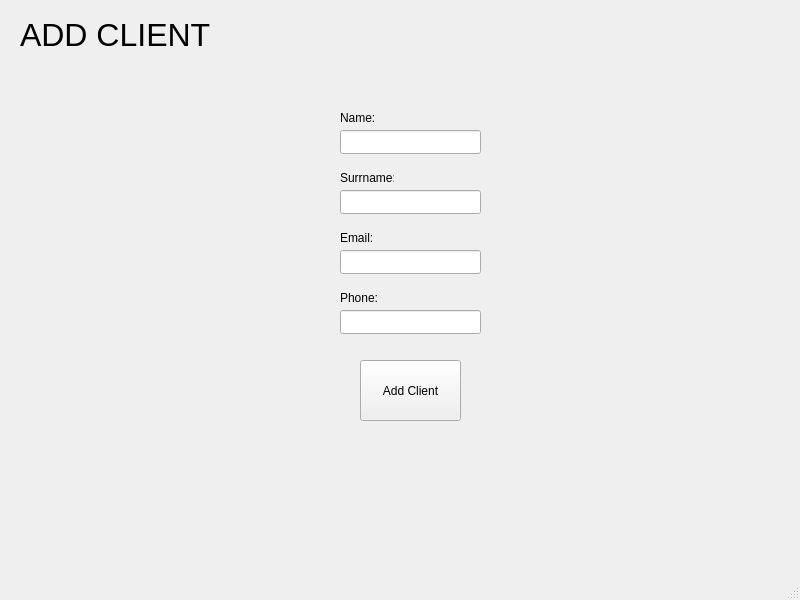
The window that addclient.ui (sluchson/Projekt-Studia-HotelSystem) describes before a commit, drawn with Qt 5.
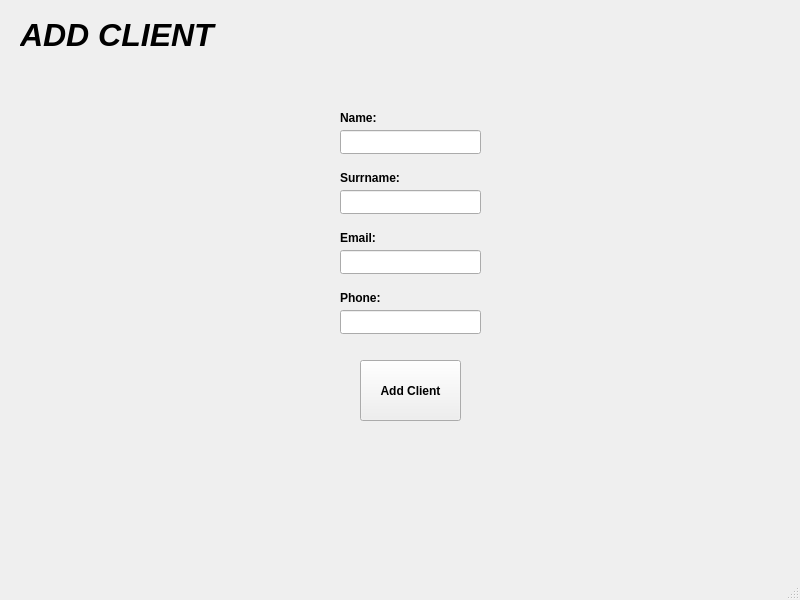
The same window after the commit.

```diff
--- a/addclient.ui
+++ b/addclient.ui
@@ -22,15 +22,21 @@
      <rect>
       <x>20</x>
       <y>10</y>
-      <width>202</width>
+      <width>261</width>
       <height>49</height>
      </rect>
     </property>
     <property name="font">
      <font>
       <pointsize>24</pointsize>
+      <italic>true</italic>
+      <bold>true</bold>
+      <underline>false</underline>
      </font>
     </property>
+    <property name="autoFillBackground">
+     <bool>false</bool>
+    </property>
     <property name="text">
      <string>ADD CLIENT</string>
     </property>
@@ -40,10 +46,15 @@
      <rect>
       <x>340</x>
       <y>110</y>
-      <width>35</width>
+      <width>71</width>
       <height>16</height>
      </rect>
     </property>
+    <property name="font">
+     <font>
+      <bold>true</bold>
+     </font>
+    </property>
     <property name="text">
      <string>Name:</string>
     </property>
@@ -56,10 +67,15 @@
      <rect>
       <x>340</x>
       <y>170</y>
-      <width>54</width>
+      <width>81</width>
       <height>16</height>
      </rect>
     </property>
+    <property name="font">
+     <font>
+      <bold>true</bold>
+     </font>
+    </property>
     <property name="text">
      <string>Surrname:</string>
     </property>
@@ -82,10 +98,15 @@
      <rect>
       <x>340</x>
       <y>230</y>
-      <width>32</width>
+      <width>71</width>
       <height>16</height>
      </rect>
     </property>
+    <property name="font">
+     <font>
+      <bold>true</bold>
+     </font>
+    </property>
     <property name="text">
      <string>Email:</string>
     </property>
@@ -108,10 +129,15 @@
      <rect>
       <x>340</x>
       <y>290</y>
-      <width>37</width>
+      <width>71</width>
       <height>16</height>
      </rect>
     </property>
+    <property name="font">
+     <font>
+      <bold>true</bold>
+     </font>
+    </property>
     <property name="text">
      <string>Phone:</string>
     </property>
@@ -138,6 +164,11 @@
       <height>61</height>
      </rect>
     </property>
+    <property name="font">
+     <font>
+      <bold>true</bold>
+     </font>
+    </property>
     <property name="text">
      <string>Add Client</string>
     </property>
```
Left out of the diff: 2 changed lines with no effect on the pictures.
